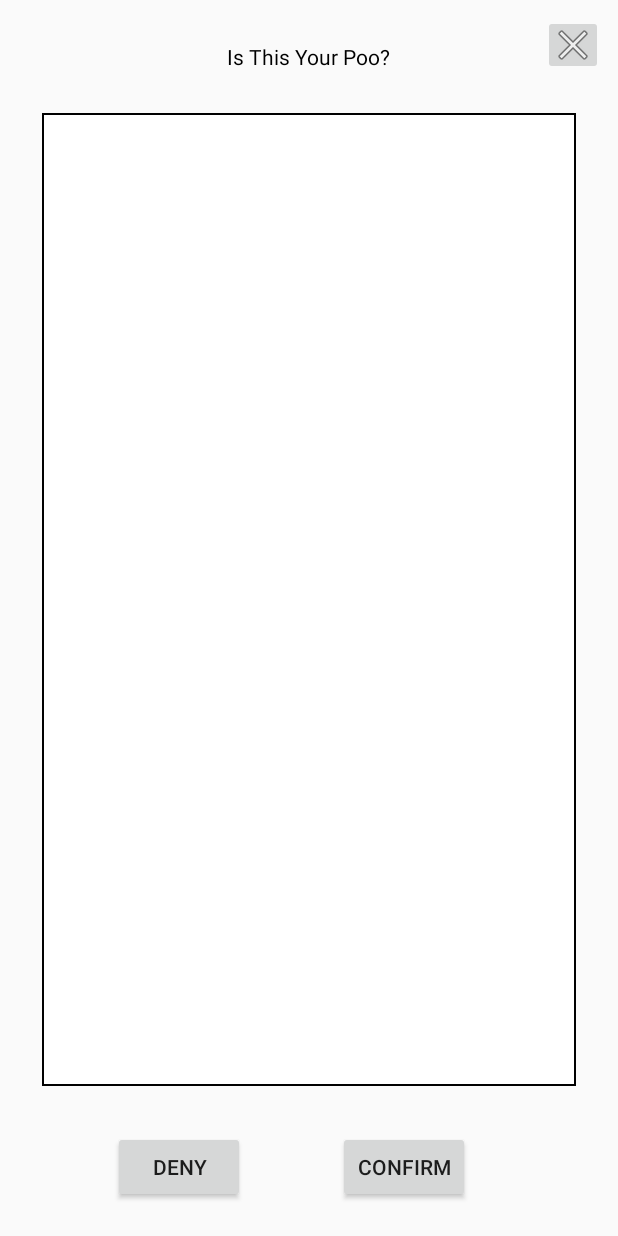
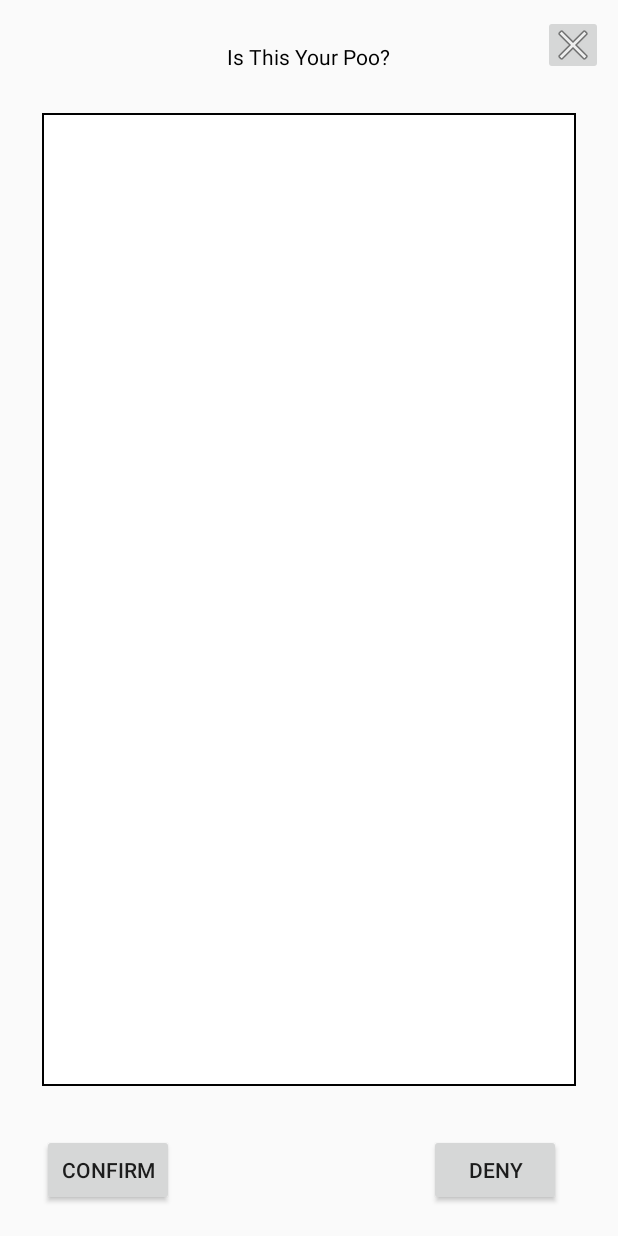
Before and after one commit to George-E/Dog-Uber, an Android app: the layout activity_picker.xml on its own in the app's theme, with its tools: preview values and no code run, on a phone screen of 412 x 824 dp. Run offline under Robolectric (Android 15) with nearby library versions, the phone set to English and light mode, and no system bars.

Commit message:
Poo Acceptor Fixes
made it so the UI alligns properly based on screen size

```diff
--- a/Android/app/src/main/res/layout/activity_picker.xml
+++ b/Android/app/src/main/res/layout/activity_picker.xml
@@ -35,20 +35,18 @@
         android:layout_width="wrap_content"
         android:layout_height="wrap_content"
         android:text="Confirm"
+        android:layout_marginBottom="20dp"
         android:layout_alignParentBottom="true"
-        android:layout_centerHorizontal="true"
-        android:layout_marginBottom="22dp"
-        android:layout_alignLeft="@+id/DenyButton"
-        android:layout_marginLeft="150dp"/>
+        android:layout_alignStart="@+id/pooSelfie" />
     <Button
         android:id="@+id/DenyButton"
         android:layout_width="wrap_content"
         android:layout_height="wrap_content"
         android:text="Deny"
-        android:layout_alignParentBottom="true"
-        android:layout_centerHorizontal="false"
-        android:layout_marginBottom="22dp"
-        android:layout_marginLeft="75dp"/>
+        android:layout_marginRight="10dp"
+        android:layout_alignBaseline="@+id/AcceptButton"
+        android:layout_alignBottom="@+id/AcceptButton"
+        android:layout_alignEnd="@+id/pooSelfie" />
 
     <ImageButton
         android:id="@+id/closeButton"
```
